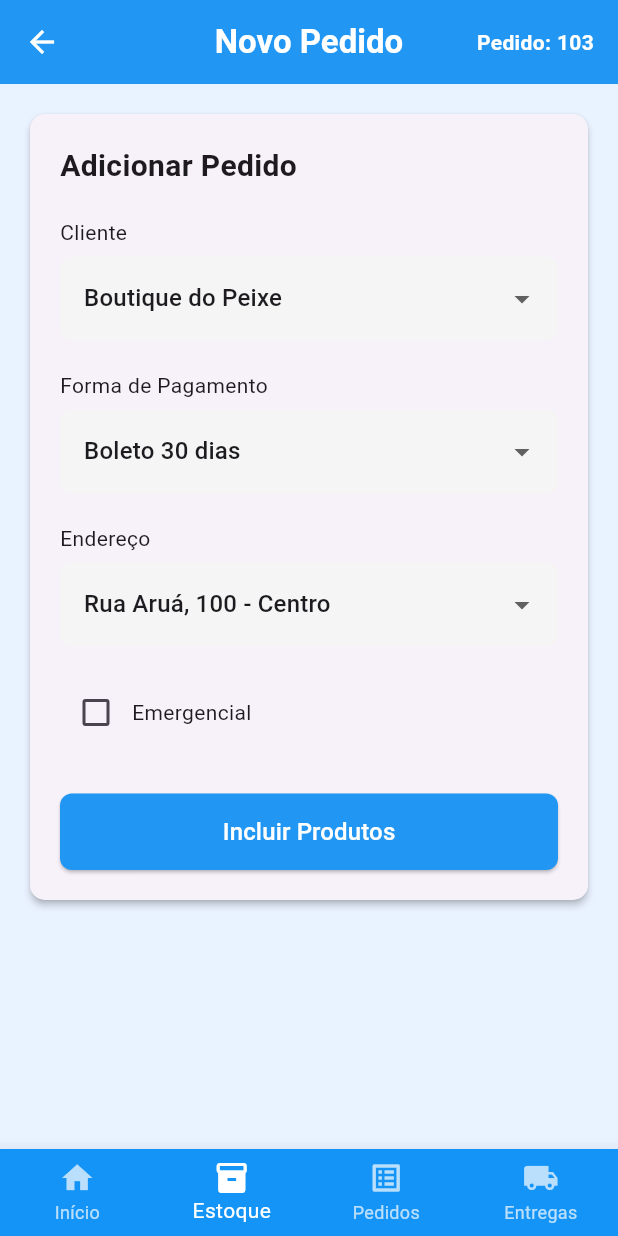
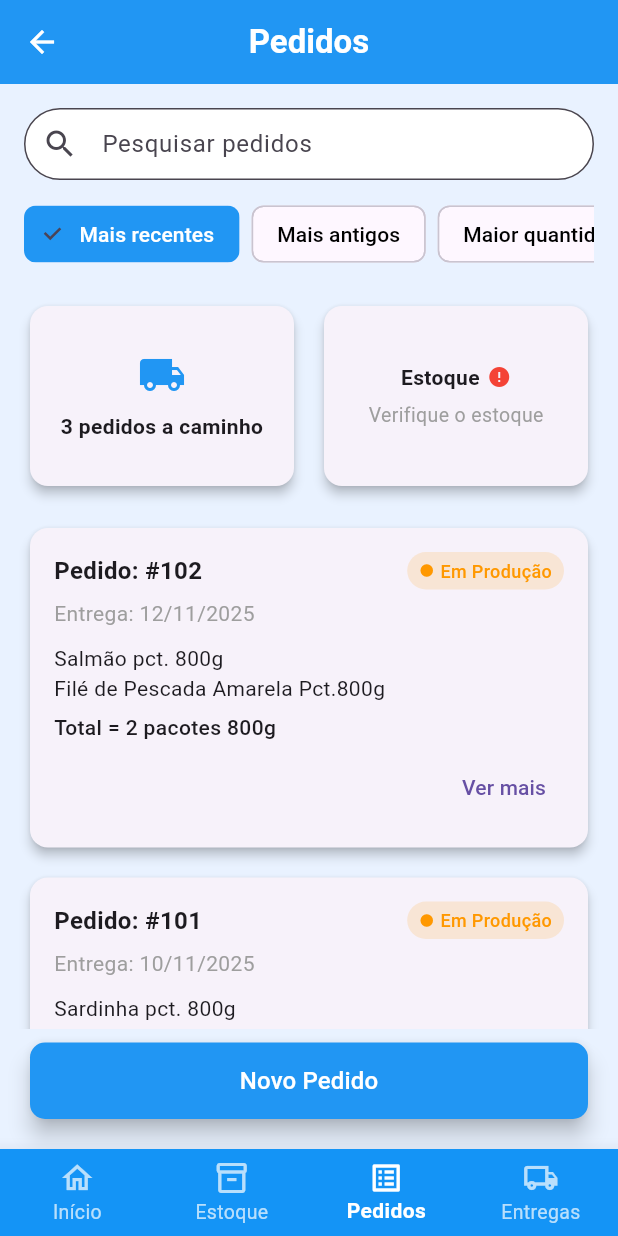
Before and after one commit to rafaelsants1/bmpescados_app, a Flutter app: the HomePage screen opened directly, after a tap on "Pedidos", on a phone screen of 412 x 824 dp. Run offline on Flutter 3.47's test engine with Material 3 defaults, Android fonts, the phone set to English and light mode, and no system bars.

Commit message:
ajustado dados do pedido,navegação menu inferior

```diff
--- a/lib/pages/dashboard_page.dart
+++ b/lib/pages/dashboard_page.dart
@@ -1,3 +1,4 @@
+import 'package:bmpescados_app/pages/tela_pedidos_page.dart';
 import 'package:bmpescados_app/pages/novo_pedido_page.dart';
 import 'package:bmpescados_app/pages/incluir_itens_page.dart';
 import 'package:bmpescados_app/pages/login_page.dart';
@@ -172,8 +173,8 @@ class _HomePageState extends State<HomePage> {
                         // Ação ao clicar
                         Navigator.push(
                           context,
-                        CupertinoPageRoute(
-                            builder: (context) => NovoPedidoPage(),
+                          CupertinoPageRoute(
+                            builder: (context) => PedidosPage(),
                           ),
                         );
                       },
@@ -218,10 +219,10 @@ class _HomePageState extends State<HomePage> {
                       },
                     ),
                   ),
-                  ],
-                ),
+                ],
+              ),
 
-                const SizedBox(height: 20),
+              const SizedBox(height: 20),
             ],
           ),
         ),
--- a/lib/pages/novo_pedido_page.dart
+++ b/lib/pages/novo_pedido_page.dart
@@ -18,11 +18,11 @@ class _NovoPedidoPageState extends State<NovoPedidoPage> {
   String? enderecoSelecionado = "Rua Aruá, 100 - Centro";
   bool emergencial = false;
 
-  int _selectedIndex = 2; // índice padrão (ex: "Pedidos")
+  int selectedIndex = 2; // índice padrão (ex: "Pedidos")
 
-  void _onItemTapped(int index) {
+  void onItemTapped(int index) {
     setState(() {
-      _selectedIndex = index;
+      selectedIndex = index;
     });
 
     ScaffoldMessenger.of(
@@ -34,9 +34,9 @@ class _NovoPedidoPageState extends State<NovoPedidoPage> {
   Widget build(BuildContext context) {
     return Scaffold(
       bottomNavigationBar: CustomBottomNav(
-        currentIndex: 1,
-        onItemTapped: (index) {},
-      ),
+  currentIndex: 2, // ← 0=Home, 1=Estoque, 2=Pedidos, 3=Entregas
+  onItemTapped: (index) {},
+),
 
       backgroundColor: const Color(0xFFE9F2FF),
       appBar: AppBar(
@@ -117,38 +117,38 @@ class _NovoPedidoPageState extends State<NovoPedidoPage> {
                 const SizedBox(height: 20),
 
                 // Forma de Pagamento
-                const Text("Forma de Pagamento"),
-                const SizedBox(height: 6),
-                DropdownButtonFormField<String>(
-                  value: pagamentoSelecionado,
-                  decoration: InputDecoration(
-                    filled: true,
-                    fillColor: Colors.grey[100],
-                    border: OutlineInputBorder(
-                      borderRadius: BorderRadius.circular(8),
-                      borderSide: BorderSide.none,
-                    ),
-                  ),
-                  items: const [
-                    DropdownMenuItem(
-                      value: "Boleto 30 dias",
-                      child: Text("Boleto 30 dias"),
-                    ),
-                    DropdownMenuItem(
-                      value: "Pix à vista",
-                      child: Text("Pix à vista"),
-                    ),
-                    DropdownMenuItem(
-                      value: "Cartão crédito",
-                      child: Text("Cartão crédito"),
-                    ),
-                  ],
-                  onChanged: (value) {
-                    setState(() => pagamentoSelecionado = value);
-                  },
-                ),
+                //const Text("Forma de Pagamento"),
+                //const SizedBox(height: 6),
+                //DropdownButtonFormField<String>(
+                //  value: pagamentoSelecionado,
+                //decoration: InputDecoration(
+                //    filled: true,
+                  //  fillColor: Colors.grey[100],
+                    //border: OutlineInputBorder(
+                      //borderRadius: BorderRadius.circular(8),
+                      //borderSide: BorderSide.none,
+                    //),
+                  //),
+                  //items: const [
+                    //DropdownMenuItem(
+                      //value: "Boleto 30 dias",
+                      //child: Text("Boleto 30 dias"),
+                    //),
+                    //DropdownMenuItem(
+                      //value: "Pix à vista",
+                      //child: Text("Pix à vista"),
+                    //),
+                    //DropdownMenuItem(
+                     // value: "Cartão crédito",
+                      //child: Text("Cartão crédito"),
+                    //),
+                  //],
+                  //onChanged: (value) {
+                    //setState(() => pagamentoSelecionado = value);
+                  //},
+                //),
 
-                const SizedBox(height: 20),
+                //const SizedBox(height: 20),
 
                 // Endereço
                 const Text("Endereço"),
--- a/lib/pages/retirada_page.dart
+++ b/lib/pages/retirada_page.dart
@@ -34,7 +34,7 @@ class _RetiradaPageState extends State<RetiradaPage> {
     'Dourado': 84.0,
   };
 
-  void _onItemTapped(int index) {
+  void onItemTapped(int index) {
     setState(() {
       _selectedIndex = index;
     });
--- /dev/null
+++ b/lib/pages/tela_pedidos_page.dart
@@ -0,0 +1,382 @@
+import 'package:bmpescados_app/pages/dashboard_page.dart';
+import 'package:bmpescados_app/pages/novo_pedido_page.dart';
+import 'package:bmpescados_app/pages/detalhes_pedido_page.dart';
+import 'package:bmpescados_app/pages/retirada_page.dart';
+import 'package:flutter/cupertino.dart';
+import 'package:flutter/material.dart';
+import 'package:bmpescados_app/widgets/bottom_nav.dart';
+
+class PedidosPage extends StatefulWidget {
+  const PedidosPage({super.key});
+
+  @override
+  State<PedidosPage> createState() => _PedidosPageState();
+}
+
+class _PedidosPageState extends State<PedidosPage> {
+  String filtroSelecionado = "Mais recentes";
+  int _currentIndex = 2; // Marca o ícone Pedidos
+
+  final List<String> filtros = [
+    "Mais recentes",
+    "Mais antigos",
+    "Maior quantidade",
+  ];
+
+  void _onItemTapped(int index) {
+    if (index == _currentIndex) return;
+    setState(() => _currentIndex = index);
+
+    switch (index) {
+      case 0:
+        Navigator.pushReplacement(
+          context,
+          CupertinoPageRoute(builder: (_) => HomePage()),
+        );
+        break;
+      case 1:
+        Navigator.pushReplacement(
+          context,
+          CupertinoPageRoute(builder: (_) => const RetiradaPage()),
+        );
+        break;
+      case 2:
+        // já está em pedidos
+        break;
+    }
+  }
+
+  @override
+  Widget build(BuildContext context) {
+    return Scaffold(
+      backgroundColor: const Color(0xFFE9F2FF),
+      appBar: AppBar(
+        backgroundColor: const Color(0xFF2196F3),
+        elevation: 0,
+        title: const Text(
+          'Pedidos',
+          style: TextStyle(color: Colors.white, fontWeight: FontWeight.bold),
+        ),
+        centerTitle: true,
+        iconTheme: const IconThemeData(color: Colors.white),
+      ),
+
+      // 🧭 MENU INFERIOR FIXO
+      bottomNavigationBar: CustomBottomNav(
+        currentIndex: _currentIndex,
+        onItemTapped: _onItemTapped,
+      ),
+
+      // 📱 CONTEÚDO PRINCIPAL + BOTÃO FIXO
+      body: Stack(
+        children: [
+          // Conteúdo rolável
+          Positioned.fill(
+            child: Padding(
+              padding: const EdgeInsets.only(bottom: 80),
+              child: SingleChildScrollView(
+                padding: const EdgeInsets.all(16),
+                child: Column(
+                  crossAxisAlignment: CrossAxisAlignment.start,
+                  children: [
+                    // Campo de busca
+                    TextField(
+                      decoration: InputDecoration(
+                        hintText: 'Pesquisar pedidos',
+                        prefixIcon: const Icon(Icons.search),
+                        filled: true,
+                        fillColor: Colors.white,
+                        contentPadding:
+                            const EdgeInsets.symmetric(vertical: 0, horizontal: 16),
+                        border: OutlineInputBorder(
+                          borderRadius: BorderRadius.circular(25),
+                          borderSide: BorderSide(color: Colors.grey.shade300),
+                        ),
+                      ),
+                    ),
+                    const SizedBox(height: 12),
+
+                    // Filtros
+                    SingleChildScrollView(
+                      scrollDirection: Axis.horizontal,
+                      child: Row(
+                        children: filtros.map((filtro) {
+                          final bool ativo = filtro == filtroSelecionado;
+                          return Padding(
+                            padding: const EdgeInsets.only(right: 8),
+                            child: ChoiceChip(
+                              label: Text(filtro),
+                              selected: ativo,
+                              onSelected: (_) {
+                                setState(() => filtroSelecionado = filtro);
+                              },
+                              selectedColor: const Color(0xFF2196F3),
+                              labelStyle: TextStyle(
+                                color: ativo ? Colors.white : Colors.black,
+                              ),
+                            ),
+                          );
+                        }).toList(),
+                      ),
+                    ),
+                    const SizedBox(height: 20),
+
+                    // Cards de resumo
+                    Row(
+                      children: [
+                        Expanded(
+                          child: _cardResumo(
+                            '3 pedidos a caminho',
+                            Icons.local_shipping,
+                          ),
+                        ),
+                        const SizedBox(width: 12),
+                        Expanded(child: _cardEstoque()),
+                      ],
+                    ),
+                    const SizedBox(height: 20),
+
+                    // Lista de pedidos
+                    _cardPedido(
+                      numero: 102,
+                      entrega: "12/11/2025",
+                      status: "Em Produção",
+                      corStatus: Colors.orange,
+                      produtos: [
+                        "Salmão pct. 800g",
+                        "Filé de Pescada Amarela Pct.800g",
+                      ],
+                      total: "2 pacotes 800g",
+                    ),
+                    const SizedBox(height: 12),
+                                        _cardPedido(
+                      numero: 101,
+                      entrega: "10/11/2025",
+                      status: "Em Produção",
+                      corStatus: Colors.orange,
+                      produtos: [
+                        "Sardinha pct. 800g",
+                        "Filé de Pescada Amarela Pct.800g",
+                      ],
+                      total: "2 pacotes 800g",
+                    ),
+                    const SizedBox(height: 12),
+                    _cardPedido(
+                      numero: 100,
+                      entrega: "15/08/2025",
+                      status: "Entregue",
+                      corStatus: Colors.green,
+                      produtos: ["Salmão – 20kg", "Cavala – 220kg"],
+                      total: "425kg",
+                    ),
+                    const SizedBox(height: 80),
+                  ],
+                ),
+              ),
+            ),
+          ),
+
+          // BOTÃO FIXO "NOVO PEDIDO"
+          Positioned(
+            left: 20,
+            right: 20,
+            bottom: 20,
+            child: ElevatedButton(
+              style: ElevatedButton.styleFrom(
+                backgroundColor: const Color(0xFF2196F3),
+                padding: const EdgeInsets.symmetric(vertical: 14),
+                shape: RoundedRectangleBorder(
+                  borderRadius: BorderRadius.circular(10),
+                ),
+                elevation: 6,
+              ),
+              onPressed: () {
+                Navigator.push(
+                  context,
+                  CupertinoPageRoute(builder: (_) => NovoPedidoPage()),
+                );
+              },
+              child: const Text(
+                "Novo Pedido",
+                style: TextStyle(fontSize: 16, color: Colors.white),
+              ),
+            ),
+          ),
+        ],
+      ),
+    );
+  }
+
+  // ---------- Widgets auxiliares ----------
+
+  Widget _cardResumo(String texto, IconData icone) {
+    return Card(
+      elevation: 3,
+      shape: RoundedRectangleBorder(borderRadius: BorderRadius.circular(12)),
+      child: SizedBox(
+        height: 120,
+        child: Padding(
+          padding: const EdgeInsets.all(16),
+          child: Column(
+            mainAxisAlignment: MainAxisAlignment.center,
+            children: [
+              Icon(icone, size: 32, color: const Color(0xFF2196F3)),
+              const SizedBox(height: 8),
+              Text(
+                texto,
+                textAlign: TextAlign.center,
+                style: const TextStyle(
+                  fontWeight: FontWeight.w600,
+                  fontSize: 14,
+                ),
+              ),
+            ],
+          ),
+        ),
+      ),
+    );
+  }
+
+  Widget _cardEstoque() {
+    return Card(
+      elevation: 3,
+      shape: RoundedRectangleBorder(borderRadius: BorderRadius.circular(12)),
+      child: InkWell(
+        borderRadius: BorderRadius.circular(12),
+        onTap: () {
+          Navigator.push(
+            context,
+            MaterialPageRoute(builder: (_) => const RetiradaPage()),
+          );
+        },
+        child: SizedBox(
+          height: 120,
+          child: Padding(
+            padding: const EdgeInsets.all(16),
+            child: Column(
+              mainAxisAlignment: MainAxisAlignment.center,
+              children: const [
+                Row(
+                  mainAxisAlignment: MainAxisAlignment.center,
+                  children: [
+                    Text(
+                      "Estoque",
+                      style: TextStyle(
+                        fontWeight: FontWeight.w600,
+                        fontSize: 14,
+                      ),
+                    ),
+                    SizedBox(width: 5),
+                    Icon(Icons.error, color: Colors.red, size: 16),
+                  ],
+                ),
+                SizedBox(height: 6),
+                Text(
+                  "Verifique o estoque",
+                  style: TextStyle(color: Colors.grey, fontSize: 13),
+                ),
+              ],
+            ),
+          ),
+        ),
+      ),
+    );
+  }
+
+  Widget _cardPedido({
+    required int numero,
+    required String entrega,
+    required String status,
+    required Color corStatus,
+    required List<String> produtos,
+    required String total,
+  }) {
+    return Card(
+      elevation: 3,
+      shape: RoundedRectangleBorder(borderRadius: BorderRadius.circular(12)),
+      child: Padding(
+        padding: const EdgeInsets.all(16),
+        child: Column(
+          crossAxisAlignment: CrossAxisAlignment.start,
+          children: [
+            // Cabeçalho
+            Row(
+              mainAxisAlignment: MainAxisAlignment.spaceBetween,
+              children: [
+                Text(
+                  "Pedido: #$numero",
+                  style: const TextStyle(
+                    fontWeight: FontWeight.bold,
+                    fontSize: 16,
+                  ),
+                ),
+                Container(
+                  decoration: BoxDecoration(
+                    color: corStatus.withOpacity(0.15),
+                    borderRadius: BorderRadius.circular(20),
+                  ),
+                  padding:
+                      const EdgeInsets.symmetric(horizontal: 8, vertical: 4),
+                  child: Row(
+                    children: [
+                      Icon(Icons.circle, color: corStatus, size: 10),
+                      const SizedBox(width: 4),
+                      Text(
+                        status,
+                        style: TextStyle(
+                          color: corStatus,
+                          fontSize: 12,
+                          fontWeight: FontWeight.w500,
+                        ),
+                      ),
+                    ],
+                  ),
+                ),
+              ],
+            ),
+            const SizedBox(height: 6),
+            Text("Entrega: $entrega",
+                style: const TextStyle(color: Colors.grey)),
+            const SizedBox(height: 10),
+            for (var produto in produtos)
+              Text(produto, style: const TextStyle(fontSize: 14)),
+            const SizedBox(height: 6),
+            Text("Total = $total",
+                style: const TextStyle(fontWeight: FontWeight.w500)),
+            const SizedBox(height: 6),
+            Align(
+              alignment: Alignment.centerRight,
+              child: TextButton(
+                onPressed: () {
+                  Navigator.push(
+                    context,
+                    MaterialPageRoute(
+                      builder: (_) => DetalhesPedidoPage(
+                        numeroPedido: numero,
+                        dataEntrega: entrega,
+                        status: status,
+                        corStatus: corStatus,
+                        total: total,
+                        produtos: produtos
+                            .map(
+                              (p) => {
+                                "nome": p,
+                                "quantidade": p.contains("kg")
+                                    ? p.split("–").last.trim()
+                                    : "1 un",
+                              },
+                            )
+                            .toList(),
+                      ),
+                    ),
+                  );
+                },
+                child: const Text("Ver mais"),
+              ),
+            ),
+          ],
+        ),
+      ),
+    );
+  }
+}
--- a/lib/widgets/bottom_nav.dart
+++ b/lib/widgets/bottom_nav.dart
@@ -1,8 +1,9 @@
+import 'package:flutter/material.dart';
+import 'package:flutter/cupertino.dart';
 import 'package:bmpescados_app/pages/dashboard_page.dart';
 import 'package:bmpescados_app/pages/retirada_page.dart';
 import 'package:bmpescados_app/pages/novo_pedido_page.dart';
-import 'package:flutter/material.dart';
-import 'package:flutter/cupertino.dart';
+import 'package:bmpescados_app/pages/tela_pedidos_page.dart'; // ajuste se o nome for diferente
 
 class CustomBottomNav extends StatelessWidget {
   final int currentIndex;
@@ -17,9 +18,11 @@ class CustomBottomNav extends StatelessWidget {
   });
 
   void _navigate(BuildContext context, int index) {
+    if (index == currentIndex) return; // evita recarregar a mesma tela
+
     switch (index) {
       case 0:
-        Navigator.pop(
+        Navigator.pushReplacement(
           context,
           CupertinoPageRoute(builder: (context) => const HomePage()),
         );
@@ -28,16 +31,19 @@ class CustomBottomNav extends StatelessWidget {
       case 1:
         Navigator.pushReplacement(
           context,
-          MaterialPageRoute(builder: (context) => const RetiradaPage()),
+          CupertinoPageRoute(builder: (context) => const RetiradaPage()),
         );
+        break;
+
       case 2:
         Navigator.pushReplacement(
           context,
-          CupertinoPageRoute(builder: (context) => const NovoPedidoPage()),
+          CupertinoPageRoute(builder: (context) => const PedidosPage()),
         );
         break;
+
       case 3:
-        // EntregasPage()
+        // Exemplo: Navigator.pushReplacement(context, CupertinoPageRoute(builder: (_) => const EntregasPage()));
         break;
     }
   }
@@ -50,20 +56,47 @@ class CustomBottomNav extends StatelessWidget {
         onItemTapped(index);
         _navigate(context, index);
       },
+
+      // ✅ Cores e estilos visuais aprimorados
       selectedItemColor: Colors.white,
       unselectedItemColor: Colors.white70,
+      selectedLabelStyle: const TextStyle(
+        fontWeight: FontWeight.bold,
+        fontSize: 14,
+      ),
+      unselectedLabelStyle: const TextStyle(
+        fontWeight: FontWeight.normal,
+        fontSize: 13,
+      ),
+
       type: BottomNavigationBarType.fixed,
       elevation: 10,
       backgroundColor: const Color(0xFF1494F6),
-      items: const [
-        BottomNavigationBarItem(icon: Icon(Icons.home), label: 'Início'),
+
+      // ✅ Ícones alternativos para indicar item ativo
+      items: [
         BottomNavigationBarItem(
-          icon: Icon(Icons.inventory_2),
+          icon: Icon(currentIndex == 0 ? Icons.home : Icons.home_outlined),
+          label: 'Início',
+        ),
+        BottomNavigationBarItem(
+          icon: Icon(
+            currentIndex == 1 ? Icons.inventory_2 : Icons.inventory_2_outlined,
+          ),
           label: 'Estoque',
         ),
-        BottomNavigationBarItem(icon: Icon(Icons.list_alt), label: 'Pedidos'),
         BottomNavigationBarItem(
-          icon: Icon(Icons.local_shipping),
+          icon: Icon(
+            currentIndex == 2 ? Icons.list_alt : Icons.list_alt_outlined,
+          ),
+          label: 'Pedidos',
+        ),
+        BottomNavigationBarItem(
+          icon: Icon(
+            currentIndex == 3
+                ? Icons.local_shipping
+                : Icons.local_shipping_outlined,
+          ),
           label: 'Entregas',
         ),
       ],
--- a/pubspec.yaml
+++ b/pubspec.yaml
@@ -34,6 +34,7 @@ dependencies:
   # The following adds the Cupertino Icons font to your application.
   # Use with the CupertinoIcons class for iOS style icons.
   cupertino_icons: ^1.0.8
+  lucide_icons: ^0.257.0
 
 dev_dependencies:
   flutter_test:
```
Also changed, not shown: lib/pages/detalhes_pedido_page.dart (added, +145 -0 lines), pubspec.lock.
